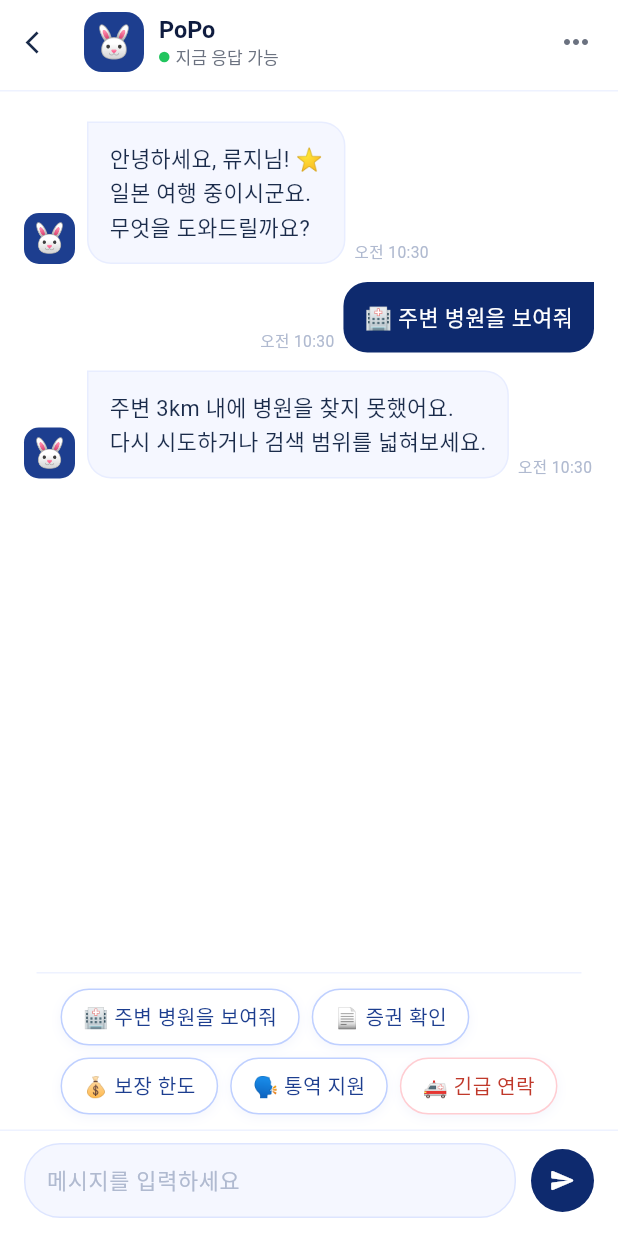
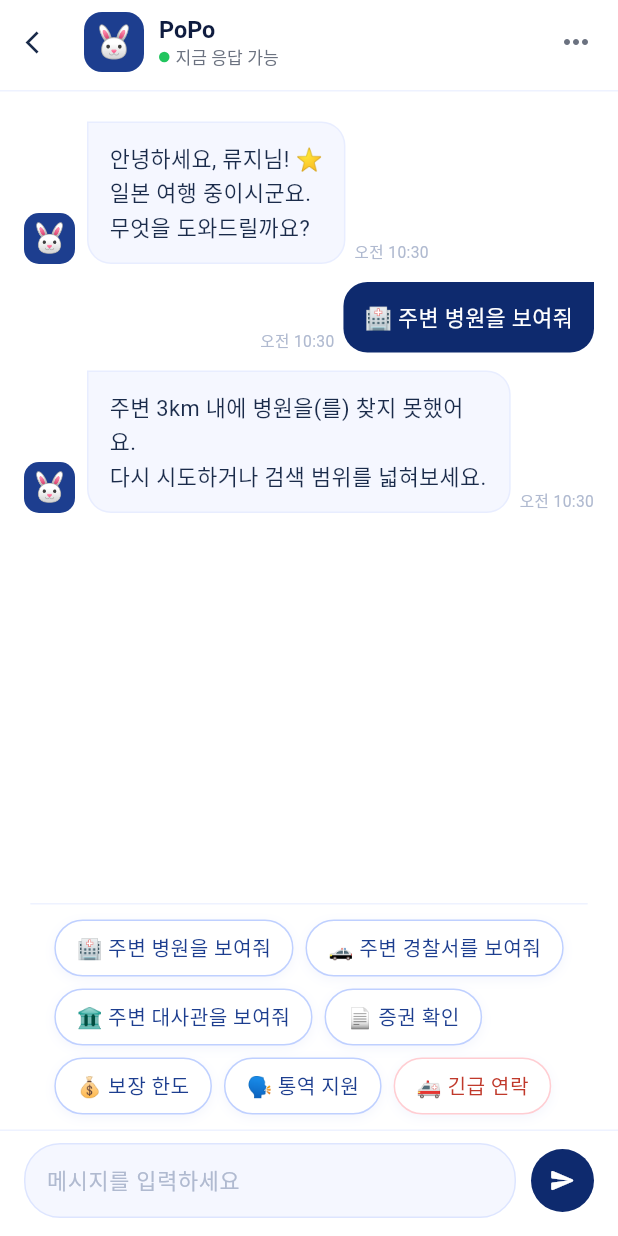
Before and after one commit to Crazy-Capstone/Polight-frontend, a Flutter app: the ChatbotScreen screen opened directly, after a tap on "🏥 주변 병원을 보여줘", on a phone screen of 412 x 824 dp. Run offline on Flutter 3.47's test engine with Material 3 defaults, Android fonts, the phone set to English and light mode, and no system bars; our stand-ins replace file_picker, flutter_dotenv, flutter_svg, geocoding, geolocator, google_fonts.

Commit message:
[Feat]주변 경찰서 대사관 찾는 기능 추가

```diff
--- a/lib/core/models/chat_message.dart
+++ b/lib/core/models/chat_message.dart
@@ -1,30 +1,30 @@
-import 'hospital_result.dart';
+import 'place_result.dart';
 
 enum MessageSender { bot, user }
 
-enum MessageContentType { text, hospitalCards, loading }
+enum MessageContentType { text, placeCards, loading }
 
 class ChatMessage {
   final MessageSender sender;
   final MessageContentType contentType;
   final String text;
-  final List<HospitalResult> hospitals;
+  final List<PlaceResult> places;
   final DateTime timestamp;
 
   final double? userLat;
   final double? userLng;
 
-  ChatMessage.bot(this.text, {this.hospitals = const [], this.userLat, this.userLng})
+  ChatMessage.bot(this.text, {this.places = const [], this.userLat, this.userLng})
       : sender = MessageSender.bot,
-        contentType = hospitals.isNotEmpty
-            ? MessageContentType.hospitalCards
+        contentType = places.isNotEmpty
+            ? MessageContentType.placeCards
             : MessageContentType.text,
         timestamp = DateTime.now();
 
   ChatMessage.user(this.text)
       : sender = MessageSender.user,
         contentType = MessageContentType.text,
-        hospitals = const [],
+        places = const [],
         userLat = null,
         userLng = null,
         timestamp = DateTime.now();
@@ -33,7 +33,7 @@ class ChatMessage {
       : sender = MessageSender.bot,
         contentType = MessageContentType.loading,
         text = '',
-        hospitals = const [],
+        places = const [],
         userLat = null,
         userLng = null,
         timestamp = DateTime.now();
--- /dev/null
+++ b/lib/core/models/place_category.dart
@@ -0,0 +1,74 @@
+/// 챗봇에서 찾아줄 수 있는 장소 종류.
+///
+/// [googleType]은 Google Places API (New) searchNearby의 includedTypes 값,
+/// [textQuery]는 searchText의 검색어다. [textQuery]가 있으면 searchText를 쓴다.
+enum PlaceCategory {
+  hospital(
+    googleType: 'hospital',
+    label: '병원',
+    emoji: '🏥',
+    subtitle: '한국어 통역 가능',
+    badge: '제휴',
+    radiusMeters: 3000,
+    keywords: [
+      '병원', '응급실', '의원', '클리닉',
+    ],
+  ),
+  police(
+    googleType: 'police',
+    label: '경찰서',
+    emoji: '🚓',
+    subtitle: '24시간 신고 접수',
+    badge: null,
+    radiusMeters: 5000,
+    keywords: [
+      '경찰서', '경찰', '파출소', '지구대', '112', '도난', '소매치기',
+    ],
+  ),
+  embassy(
+    googleType: 'embassy',
+    // embassy 타입으로 거리순 검색하면 다른 나라 대사관이 먼저 나오므로,
+    // 우리 국민에게 실제로 필요한 재외공관을 검색어로 직접 찾는다.
+    textQuery: '대한민국 대사관 영사관',
+    label: '대사관',
+    emoji: '🏛',
+    subtitle: '영사 지원',
+    badge: null,
+    // 재외공관은 도시마다 한두 곳뿐이라 반경을 크게 잡는다.
+    radiusMeters: 50000,
+    keywords: [
+      '대사관', '영사관', '영사', '여권',
+    ],
+  );
+
+  const PlaceCategory({
+    required this.googleType,
+    required this.label,
+    required this.emoji,
+    required this.subtitle,
+    required this.badge,
+    required this.radiusMeters,
+    required this.keywords,
+    this.textQuery,
+  });
+
+  final String googleType;
+
+  /// null이 아니면 searchNearby 대신 searchText로 검색한다.
+  final String? textQuery;
+  final String label;
+  final String emoji;
+
+  /// 카드에서 거리 앞에 붙는 설명 문구.
+  final String subtitle;
+
+  /// 카드 우측 배지. null이면 배지를 표시하지 않는다.
+  final String? badge;
+
+  final double radiusMeters;
+  final List<String> keywords;
+
+  String get formattedRadius => radiusMeters < 1000
+      ? '${radiusMeters.round()}m'
+      : '${(radiusMeters / 1000).round()}km';
+}
--- a/lib/core/models/hospital_result.dart
+++ b/lib/core/models/place_result.dart
@@ -1,4 +1,7 @@
-class HospitalResult {
+import 'place_category.dart';
+
+class PlaceResult {
+  final PlaceCategory category;
   final String name;
   final String address;
   final double distanceMeters;
@@ -6,7 +9,8 @@ class HospitalResult {
   final double lat;
   final double lng;
 
-  const HospitalResult({
+  const PlaceResult({
+    required this.category,
     required this.name,
     required this.address,
     required this.distanceMeters,
--- a/lib/core/services/hospital_service.dart
+++ b/lib/core/services/place_service.dart
@@ -5,21 +5,30 @@ import 'package:flutter/material.dart';
 import 'package:geolocator/geolocator.dart';
 import 'package:http/http.dart' as http;
 import 'package:flutter_dotenv/flutter_dotenv.dart';
-import '../models/hospital_result.dart';
+import '../models/place_category.dart';
+import '../models/place_result.dart';
 
-class HospitalService {
+class PlaceService {
   static const String _nearbySearchUrl =
       'https://places.googleapis.com/v1/places:searchNearby';
-  static const String _logName = 'HospitalService';
+  static const String _textSearchUrl =
+      'https://places.googleapis.com/v1/places:searchText';
+  static const String _logName = 'PlaceService';
+
+  /// 한 번에 보여줄 최대 개수.
+  static const int _maxDisplayCount = 2;
 
   static String get _apiKey => dotenv.env['PLACES_API_KEY'] ?? '';
 
   void _log(String message) => developer.log(message, name: _logName);
 
-  Future<List<HospitalResult>> fetchNearbyHospitals(BuildContext context) async {
-    _log('병원 검색 시작');
+  Future<List<PlaceResult>> fetchNearbyPlaces(
+    BuildContext context,
+    PlaceCategory category,
+  ) async {
+    _log('${category.label} 검색 시작');
 
-    final position = await _getCurrentPosition(context);
+    final position = await _getCurrentPosition(context, category);
     if (position == null) {
       _log('결과 없음 사유: 위치를 가져오지 못함 (권한/서비스 문제) → 빈 목록 반환');
       return [];
@@ -28,10 +37,13 @@ class HospitalService {
     _log('현재 위치: lat=${position.latitude}, lng=${position.longitude}, '
         '정확도=${position.accuracy}m');
 
-    return _searchNearby(position.latitude, position.longitude);
+    return _searchNearby(position.latitude, position.longitude, category);
   }
 
-  Future<Position?> _getCurrentPosition(BuildContext context) async {
+  Future<Position?> _getCurrentPosition(
+    BuildContext context,
+    PlaceCategory category,
+  ) async {
     final serviceEnabled = await Geolocator.isLocationServiceEnabled();
     _log('위치 서비스 활성화 여부: $serviceEnabled');
     if (!serviceEnabled) {
@@ -50,7 +62,7 @@ class HospitalService {
     if (permission == LocationPermission.denied ||
         permission == LocationPermission.deniedForever) {
       _log('위치 권한 거부됨 → 권한 안내 다이얼로그 표시');
-      if (context.mounted) await _showPermissionDialog(context);
+      if (context.mounted) await _showPermissionDialog(context, category);
       return null;
     }
 
@@ -67,7 +79,10 @@ class HospitalService {
     }
   }
 
-  Future<void> _showPermissionDialog(BuildContext context) {
+  Future<void> _showPermissionDialog(
+    BuildContext context,
+    PlaceCategory category,
+  ) {
     return showDialog(
       context: context,
       builder: (ctx) => AlertDialog(
@@ -80,9 +95,9 @@ class HospitalService {
             color: Color(0xFF0F1C3F),
           ),
         ),
-        content: const Text(
-          '주변 병원을 찾으려면 위치 권한이 필요해요.\n설정에서 위치 권한을 허용해 주세요.',
-          style: TextStyle(
+        content: Text(
+          '주변 ${category.label}을(를) 찾으려면 위치 권한이 필요해요.\n설정에서 위치 권한을 허용해 주세요.',
+          style: const TextStyle(
             fontSize: 14.56,
             color: Color(0xFF6B7280),
             height: 1.5,
@@ -114,7 +129,11 @@ class HospitalService {
     );
   }
 
-  Future<List<HospitalResult>> _searchNearby(double lat, double lng) async {
+  Future<List<PlaceResult>> _searchNearby(
+    double lat,
+    double lng,
+    PlaceCategory category,
+  ) async {
     final apiKey = _apiKey;
     if (apiKey.isEmpty) {
       _log('결과 없음 사유: .env에 PLACES_API_KEY가 없습니다 → 호출 자체가 실패합니다');
@@ -123,11 +142,21 @@ class HospitalService {
           'prefix=${apiKey.substring(0, apiKey.length < 6 ? apiKey.length : 6)}...');
     }
 
-    _log('searchNearby 요청: center=($lat, $lng), radius=3000m, '
-        'includedTypes=[hospital], maxResultCount=5');
+    final radius = category.radiusMeters;
+    final circle = {
+      'center': {'latitude': lat, 'longitude': lng},
+      'radius': radius,
+    };
+    final textQuery = category.textQuery;
+    final isTextSearch = textQuery != null;
+
+    _log('${isTextSearch ? 'searchText' : 'searchNearby'} 요청: '
+        'center=($lat, $lng), radius=${radius.round()}m, '
+        '${isTextSearch ? 'textQuery=$textQuery' : 'includedTypes=[${category.googleType}]'}, '
+        'maxResultCount=5');
 
     final response = await http.post(
-      Uri.parse(_nearbySearchUrl),
+      Uri.parse(isTextSearch ? _textSearchUrl : _nearbySearchUrl),
       headers: {
         'Content-Type': 'application/json',
         'X-Goog-Api-Key': apiKey,
@@ -135,19 +164,22 @@ class HospitalService {
             'places.displayName,places.formattedAddress,places.location,places.rating',
       },
       body: jsonEncode({
-        'includedTypes': ['hospital'],
+        if (isTextSearch)
+          'textQuery': textQuery
+        else
+          'includedTypes': [category.googleType],
         'maxResultCount': 5,
         'rankPreference': 'DISTANCE',
-        'locationRestriction': {
-          'circle': {
-            'center': {'latitude': lat, 'longitude': lng},
-            'radius': 3000.0,
-          },
-        },
+        'languageCode': 'ko',
+        // searchText는 locationRestriction에 원(circle)을 지원하지 않아 bias를 쓴다.
+        if (isTextSearch)
+          'locationBias': {'circle': circle}
+        else
+          'locationRestriction': {'circle': circle},
       }),
     );
 
-    _log('searchNearby 응답 statusCode=${response.statusCode}');
+    _log('응답 statusCode=${response.statusCode}');
 
     if (response.statusCode != 200) {
       _log('결과 없음 사유: API 호출 실패 (${response.statusCode})\n'
@@ -155,22 +187,25 @@ class HospitalService {
       return [];
     }
 
-    final data = jsonDecode(response.body) as Map<String, dynamic>;
+    final data =
+        jsonDecode(utf8.decode(response.bodyBytes)) as Map<String, dynamic>;
     final places = (data['places'] as List<dynamic>?) ?? [];
 
     if (places.isEmpty) {
-      _log('결과 없음 사유: API는 정상(200)이지만 반경 3km 내 hospital이 실제로 0건입니다\n'
-          'body=${response.body}');
+      _log('결과 없음 사유: API는 정상(200)이지만 반경 ${category.formattedRadius} 내 '
+          '${category.label}이(가) 실제로 0건입니다\nbody=${response.body}');
     } else {
-      _log('반경 3km 내 병원 ${places.length}건 조회됨 (상위 2건만 사용)');
+      _log('반경 ${category.formattedRadius} 내 ${category.label} ${places.length}건 조회됨 '
+          '(상위 $_maxDisplayCount건만 사용)');
     }
 
-    return places.take(2).map((place) {
+    return places.take(_maxDisplayCount).map((place) {
       final location = place['location'] as Map<String, dynamic>;
       final placeLat = (location['latitude'] as num).toDouble();
       final placeLng = (location['longitude'] as num).toDouble();
 
-      return HospitalResult(
+      return PlaceResult(
+        category: category,
         name: (place['displayName']?['text'] as String?) ?? '이름 없음',
         address: (place['formattedAddress'] as String?) ?? '주소 없음',
         distanceMeters: _haversineDistance(lat, lng, placeLat, placeLng),
--- a/lib/screens/chatbot_screen.dart
+++ b/lib/screens/chatbot_screen.dart
@@ -2,9 +2,10 @@ import 'dart:developer' as developer;
 import 'dart:math';
 import 'package:flutter/material.dart';
 import '../core/models/chat_message.dart';
-import '../core/models/hospital_result.dart';
-import '../core/services/hospital_service.dart';
-import '../widgets/hospital_card.dart';
+import '../core/models/place_category.dart';
+import '../core/models/place_result.dart';
+import '../core/services/place_service.dart';
+import '../widgets/place_card.dart';
 
 class ChatbotScreen extends StatefulWidget {
   const ChatbotScreen({super.key});
@@ -16,15 +17,11 @@ class ChatbotScreen extends StatefulWidget {
 class _ChatbotScreenState extends State<ChatbotScreen> {
   final ScrollController _scrollController = ScrollController();
   final TextEditingController _inputController = TextEditingController();
-  final HospitalService _hospitalService = HospitalService();
+  final PlaceService _placeService = PlaceService();
 
   final List<ChatMessage> _messages = [];
   bool _isLoading = false;
 
-  static const _hospitalKeywords = [
-    '병원', '응급실', '의원', '클리닉', '주변 병원', '가까운 병원', '병원 찾기',
-    '주변 병원을 보여줘', '병원 보여줘', '병원 알려줘',
-  ];
   static const _negationWords = ['싫어', '말고', '아니'];
 
   static const _flightDelayKeywords = ['지연', '연착'];
@@ -51,9 +48,13 @@ class _ChatbotScreenState extends State<ChatbotScreen> {
     super.dispose();
   }
 
-  bool _isHospitalIntent(String text) {
-    if (_negationWords.any((w) => text.contains(w))) return false;
-    return _hospitalKeywords.any((w) => text.contains(w));
+  /// 문장에서 찾아야 할 장소 종류를 골라낸다. 해당 없으면 null.
+  PlaceCategory? _detectPlaceCategory(String text) {
+    if (_negationWords.any((w) => text.contains(w))) return null;
+    for (final category in PlaceCategory.values) {
+      if (category.keywords.any((w) => text.contains(w))) return category;
+    }
+    return null;
   }
 
   Future<void> _sendMessage(String text) async {
@@ -64,8 +65,9 @@ class _ChatbotScreenState extends State<ChatbotScreen> {
     setState(() => _messages.add(ChatMessage.user(trimmed)));
     _scrollToBottom();
 
-    if (_isHospitalIntent(trimmed)) {
-      await _handleHospitalSearch();
+    final category = _detectPlaceCategory(trimmed);
+    if (category != null) {
+      await _handlePlaceSearch(category);
     } else if (_isFlightDelayIntent(trimmed)) {
       await _handleFlightDelayCompensation();
     } else {
@@ -74,7 +76,7 @@ class _ChatbotScreenState extends State<ChatbotScreen> {
       setState(() {
         _messages.add(
           ChatMessage.bot(
-            '죄송해요, 현재는 병원 찾기 기능만 지원하고 있어요.\n하단의 "🏥 병원 찾기"를 눌러보세요!',
+            '죄송해요, 현재는 주변 병원 · 경찰서 · 대사관 찾기를 지원하고 있어요.\n하단의 빠른 답변 버튼을 눌러보세요!',
           ),
         );
       });
@@ -109,7 +111,7 @@ class _ChatbotScreenState extends State<ChatbotScreen> {
     _scrollToBottom();
   }
 
-  Future<void> _handleHospitalSearch() async {
+  Future<void> _handlePlaceSearch(PlaceCategory category) async {
     setState(() {
       _isLoading = true;
       _messages.add(ChatMessage.loading());
@@ -117,31 +119,36 @@ class _ChatbotScreenState extends State<ChatbotScreen> {
     _scrollToBottom();
 
     try {
-      final hospitals = await _hospitalService.fetchNearbyHospitals(context);
+      final places = await _placeService.fetchNearbyPlaces(context, category);
       if (!mounted) return;
 
       setState(() {
         _messages.removeLast();
         _isLoading = false;
-        if (hospitals.isEmpty) {
+        if (places.isEmpty) {
           _messages.add(
-            ChatMessage.bot('주변 3km 내에 병원을 찾지 못했어요.\n다시 시도하거나 검색 범위를 넓혀보세요.'),
+            ChatMessage.bot('주변 ${category.formattedRadius} 내에 ${category.label}을(를) '
+                '찾지 못했어요.\n다시 시도하거나 검색 범위를 넓혀보세요.'),
           );
         } else {
           _messages.add(
-            ChatMessage.bot('현재 위치 기준 병원이에요 🏥', hospitals: hospitals),
+            ChatMessage.bot(
+              '현재 위치 기준 ${category.label}이에요 ${category.emoji}',
+              places: places,
+            ),
           );
         }
       });
     } catch (e, s) {
-      developer.log('병원 검색 중 예외 발생',
+      developer.log('${category.label} 검색 중 예외 발생',
           name: 'ChatbotScreen', error: e, stackTrace: s);
       if (!mounted) return;
       setState(() {
         _messages.removeLast();
         _isLoading = false;
         _messages.add(
-          ChatMessage.bot('병원 정보를 불러오는 중 오류가 발생했어요.\n잠시 후 다시 시도해 주세요.'),
+          ChatMessage.bot('${category.label} 정보를 불러오는 중 오류가 발생했어요.\n'
+              '잠시 후 다시 시도해 주세요.'),
         );
       });
     }
@@ -197,11 +204,11 @@ class _ChatbotScreenState extends State<ChatbotScreen> {
     if (msg.sender == MessageSender.user) {
       return _UserMessage(text: msg.text, time: msg.formattedTime);
     }
-    if (msg.contentType == MessageContentType.hospitalCards) {
+    if (msg.contentType == MessageContentType.placeCards) {
       return _BotMessageWithCards(
         text: msg.text,
         time: msg.formattedTime,
-        hospitals: msg.hospitals,
+        places: msg.places,
       );
     }
     return _BotMessage(text: msg.text, time: msg.formattedTime);
@@ -478,15 +485,15 @@ class _UserMessage extends StatelessWidget {
   }
 }
 
-// ── 봇 메시지 + 병원 카드 ─────────────────────────────────────
+// ── 봇 메시지 + 장소 카드 ─────────────────────────────────────
 class _BotMessageWithCards extends StatelessWidget {
   final String text;
   final String time;
-  final List<HospitalResult> hospitals;
+  final List<PlaceResult> places;
   const _BotMessageWithCards({
     required this.text,
     required this.time,
-    required this.hospitals,
+    required this.places,
   });
 
   @override
@@ -522,7 +529,7 @@ class _BotMessageWithCards extends StatelessWidget {
                         height: 1.5,
                       ),
                     ),
-                    ...hospitals.map((h) => HospitalCard(hospital: h)),
+                    ...places.map((p) => PlaceCard(place: p)),
                   ],
                 ),
               ),
@@ -546,6 +553,8 @@ class _QuickReplyBar extends StatelessWidget {
 
   static const _chips = [
     '🏥 주변 병원을 보여줘',
+    '🚓 주변 경찰서를 보여줘',
+    '🏛 주변 대사관을 보여줘',
     '📄 증권 확인',
     '💰 보장 한도',
     '🗣 통역 지원',
```
Also changed, not shown: lib/widgets/place_card.dart (renamed from lib/widgets/hospital_card.dart, +18 -11 lines), 1 other file.
